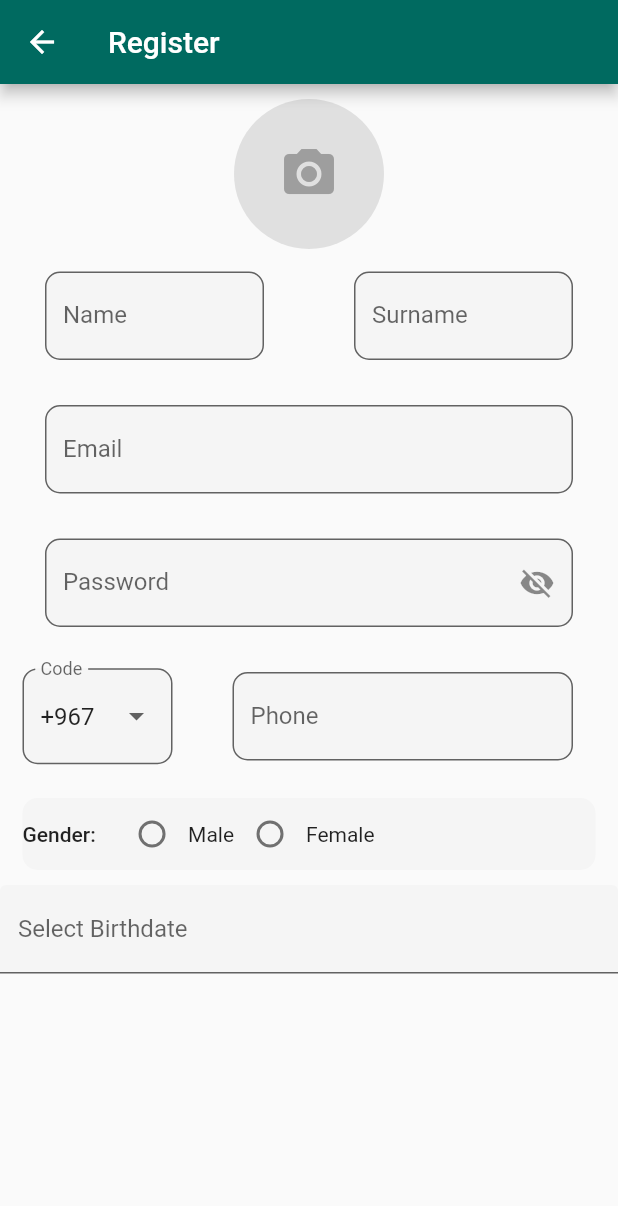
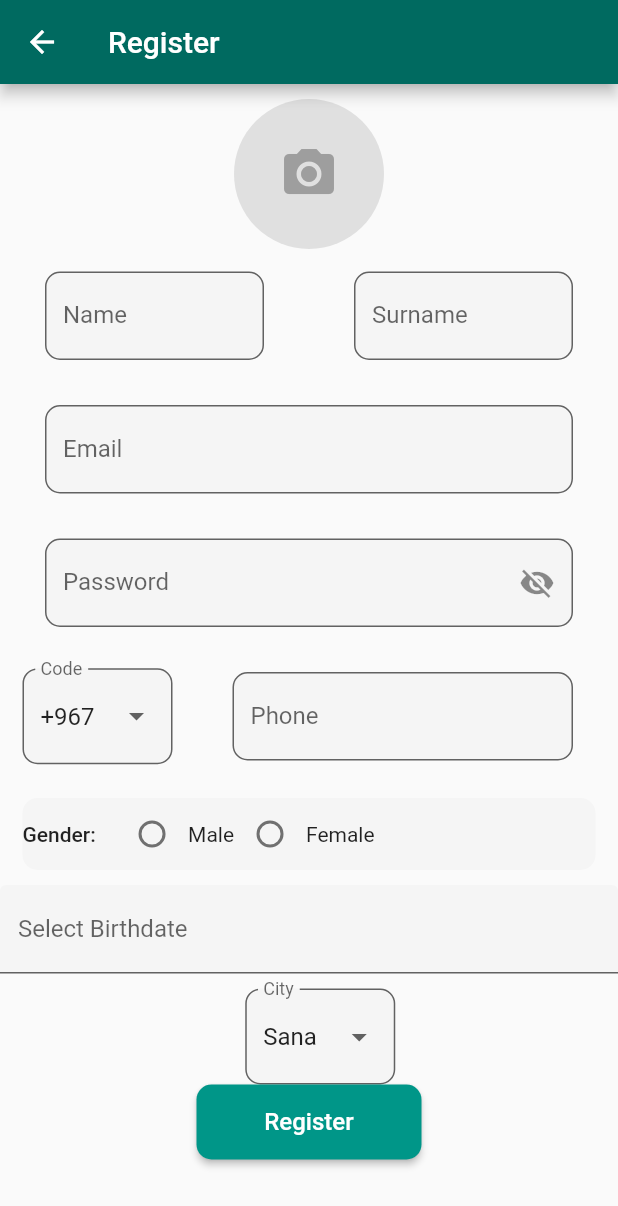
Before and after one commit to SabaFadhl/flutter-shop, a Flutter app: the RegisterScreen screen opened directly, on a phone screen of 412 x 824 dp. Shown: the top 1206 px of the screen. Run offline on Flutter 3.47's test engine with Material 3 defaults, Android fonts, the phone set to English and light mode, and no system bars; drawn by our look-alikes of date_field.

Commit message:
feat: register button

```diff
--- a/lib/core/views/screens/register.dart
+++ b/lib/core/views/screens/register.dart
@@ -115,6 +115,28 @@ class _RegisterState extends State<RegisterScreen> {
                 });
               },
             ),
+            SizedBox(height: 10,),
+            AppDropdownformfield(
+              label: "City",
+              items: ["Sana", "Aden", "TAiz"],
+            ),
+            SizedBox(
+              width: 150,
+              height: 50,
+              child: ElevatedButton(
+                onPressed: () {},
+                style: ElevatedButton.styleFrom(
+                  backgroundColor: Colors.teal,
+                  shape: RoundedRectangleBorder(
+                    borderRadius: BorderRadius.circular(10),
+                  ),
+                ),
+                child: const Text(
+                  "Register",
+                  style: TextStyle(fontSize: 16, color: Colors.white),
+                ),
+              ),
+            ),
           ],
         ),
       ),
```
